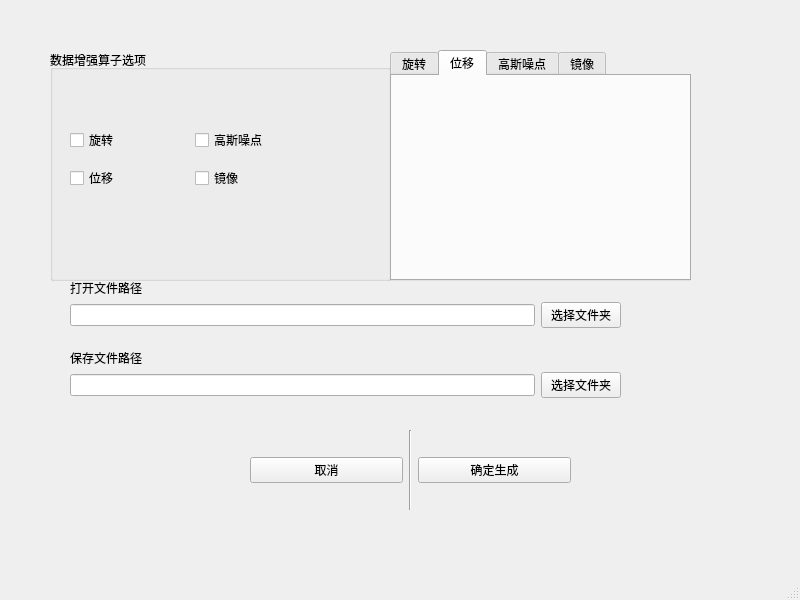
Before: the Qt Designer form Window.ui in Meroke/DataEnhancementTool, drawn with Qt 5.
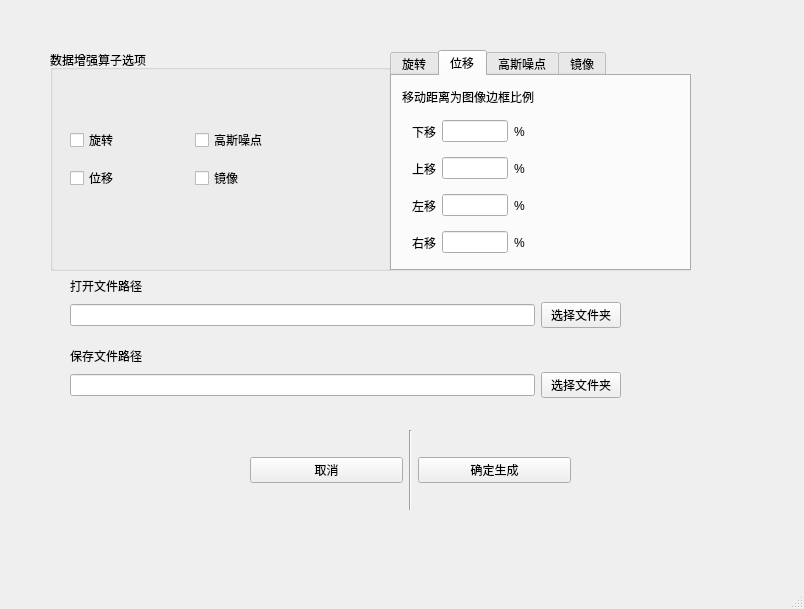
After: the same form once the commit is applied. The open tabs and pages were chosen to show the change.

Commit message: add Operator Confingure for Move, Mirror

The edit to the form file:
```diff
--- a/Window.ui
+++ b/Window.ui
@@ -6,8 +6,8 @@
    <rect>
     <x>0</x>
     <y>0</y>
-    <width>800</width>
-    <height>600</height>
+    <width>804</width>
+    <height>609</height>
    </rect>
   </property>
   <property name="windowTitle">
@@ -20,7 +20,7 @@
       <x>50</x>
       <y>50</y>
       <width>341</width>
-      <height>231</height>
+      <height>221</height>
      </rect>
     </property>
     <property name="title">
@@ -81,7 +81,7 @@
       <x>390</x>
       <y>50</y>
       <width>301</width>
-      <height>231</height>
+      <height>221</height>
      </rect>
     </property>
     <property name="tabPosition">
@@ -112,6 +112,115 @@
      <attribute name="title">
       <string>位移</string>
      </attribute>
+     <widget class="QWidget" name="verticalLayoutWidget">
+      <property name="geometry">
+       <rect>
+        <x>20</x>
+        <y>40</y>
+        <width>113</width>
+        <height>142</height>
+       </rect>
+      </property>
+      <layout class="QVBoxLayout" name="verticalLayout_3">
+       <item>
+        <layout class="QHBoxLayout" name="horizontalLayout_6">
+         <item>
+          <widget class="QLabel" name="label_10">
+           <property name="text">
+            <string>下移</string>
+           </property>
+          </widget>
+         </item>
+         <item>
+          <widget class="QLineEdit" name="Move_Conf_Up"/>
+         </item>
+         <item>
+          <widget class="QLabel" name="label_6">
+           <property name="text">
+            <string>%</string>
+           </property>
+          </widget>
+         </item>
+        </layout>
+       </item>
+       <item>
+        <layout class="QHBoxLayout" name="horizontalLayout_5">
+         <item>
+          <widget class="QLabel" name="label_11">
+           <property name="text">
+            <string>上移</string>
+           </property>
+          </widget>
+         </item>
+         <item>
+          <widget class="QLineEdit" name="Move_Conf_Down"/>
+         </item>
+         <item>
+          <widget class="QLabel" name="label_7">
+           <property name="text">
+            <string>%</string>
+           </property>
+          </widget>
+         </item>
+        </layout>
+       </item>
+       <item>
+        <layout class="QHBoxLayout" name="horizontalLayout_7">
+         <item>
+          <widget class="QLabel" name="label_12">
+           <property name="text">
+            <string>左移</string>
+           </property>
+          </widget>
+         </item>
+         <item>
+          <widget class="QLineEdit" name="Move_Conf_Left"/>
+         </item>
+         <item>
+          <widget class="QLabel" name="label_8">
+           <property name="text">
+            <string>%</string>
+           </property>
+          </widget>
+         </item>
+        </layout>
+       </item>
+       <item>
+        <layout class="QHBoxLayout" name="horizontalLayout_8">
+         <item>
+          <widget class="QLabel" name="label_13">
+           <property name="text">
+            <string>右移</string>
+           </property>
+          </widget>
+         </item>
+         <item>
+          <widget class="QLineEdit" name="Move_Conf_Right"/>
+         </item>
+         <item>
+          <widget class="QLabel" name="label_9">
+           <property name="text">
+            <string>%</string>
+           </property>
+          </widget>
+         </item>
+        </layout>
+       </item>
+      </layout>
+     </widget>
+     <widget class="QLabel" name="label_5">
+      <property name="geometry">
+       <rect>
+        <x>10</x>
+        <y>10</y>
+        <width>141</width>
+        <height>21</height>
+       </rect>
+      </property>
+      <property name="text">
+       <string>移动距离为图像边框比例</string>
+      </property>
+     </widget>
     </widget>
     <widget class="QWidget" name="GaussTab">
      <attribute name="title">
@@ -199,9 +308,9 @@
     <property name="geometry">
      <rect>
       <x>70</x>
-      <y>280</y>
+      <y>275</y>
       <width>121</width>
-      <height>16</height>
+      <height>21</height>
      </rect>
     </property>
     <property name="text">
@@ -234,9 +343,9 @@
     <property name="geometry">
      <rect>
       <x>70</x>
-      <y>350</y>
+      <y>345</y>
       <width>101</width>
-      <height>16</height>
+      <height>21</height>
      </rect>
     </property>
     <property name="text">
```
Left out of the diff: 80 changed lines with no effect on the pictures. The commit also changes 4 other files.
